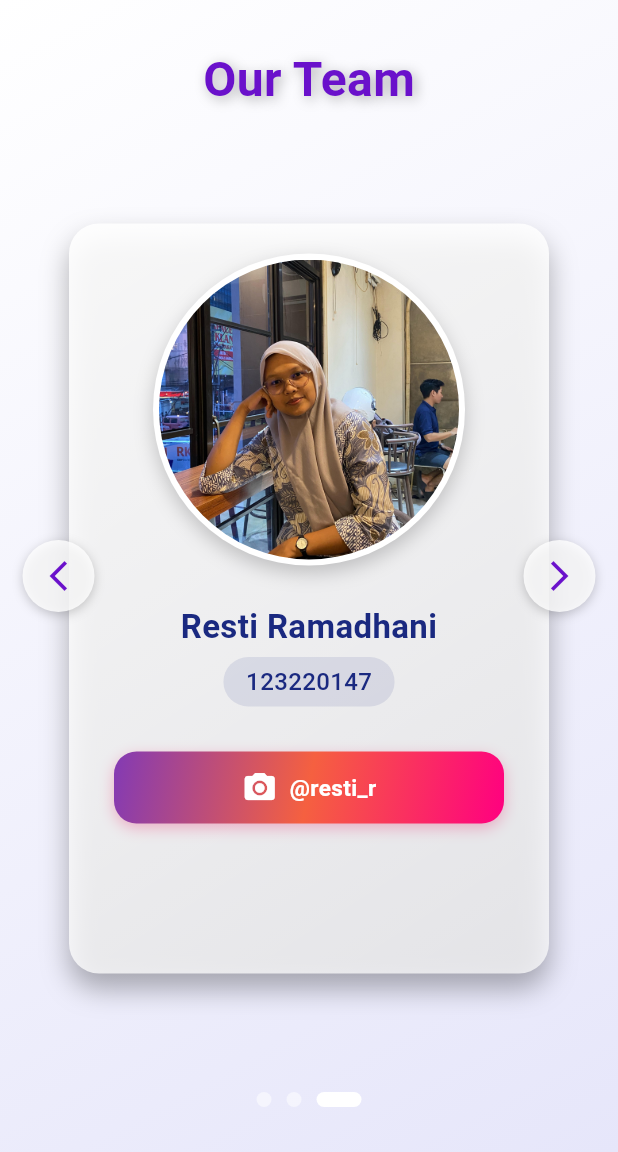
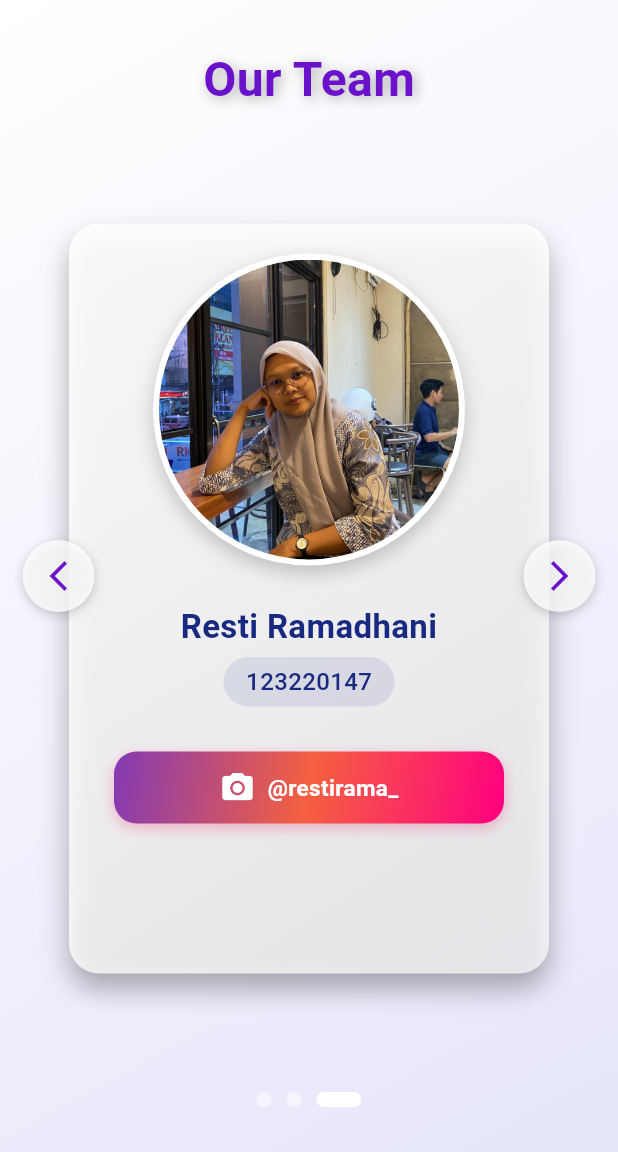
Before and after one commit to aruma19/multimate-app, a Flutter app: the MemberListScreen screen opened directly, swiped to page 3, on a phone screen of 412 x 824 dp, the part 84-1236 px from its top. Run offline on Flutter 3.47's test engine with Material 3 defaults, Android fonts, the phone set to English and light mode, and no system bars; our stand-ins replace flutter_map, geolocator, latlong2, shared_preferences; accounts and stored records are empty.

Commit message:
perbaikan username ig pada code members team

```diff
--- a/lib/pages/team_members_page.dart
+++ b/lib/pages/team_members_page.dart
@@ -15,13 +15,13 @@ class _MemberListScreenState extends State<MemberListScreen> {
       'image': 'assets/images/farros.jpg'
     },
     {
-      'instagram': 'jeslyn_vicky',
+      'instagram': 'jeslyn.vh',
       'name': 'Jeslyn Vicky Hanjaya',
       'nim': '123220150',
       'image': 'assets/images/jeslyn.jpg'
     },
     {
-      'instagram': 'resti_r',
+      'instagram': 'restirama_',
       'name': 'Resti Ramadhani',
       'nim': '123220147',
       'image': 'assets/images/resti.jpg'
```
